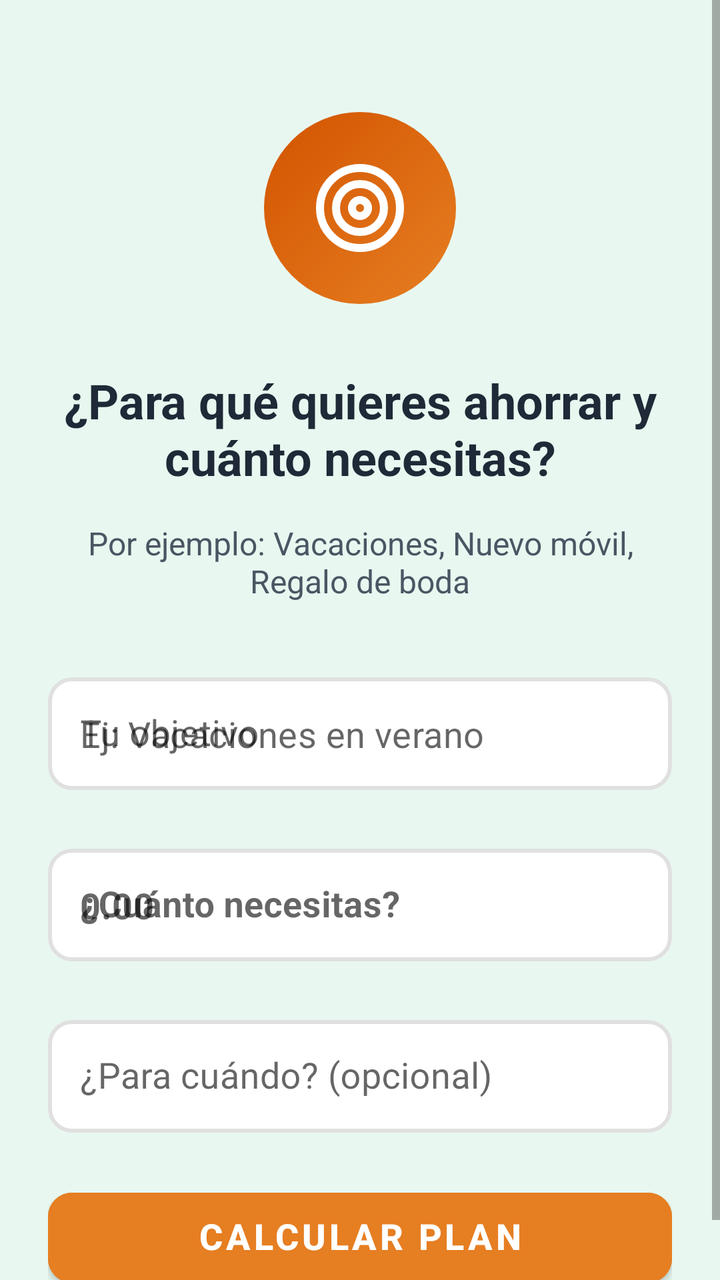
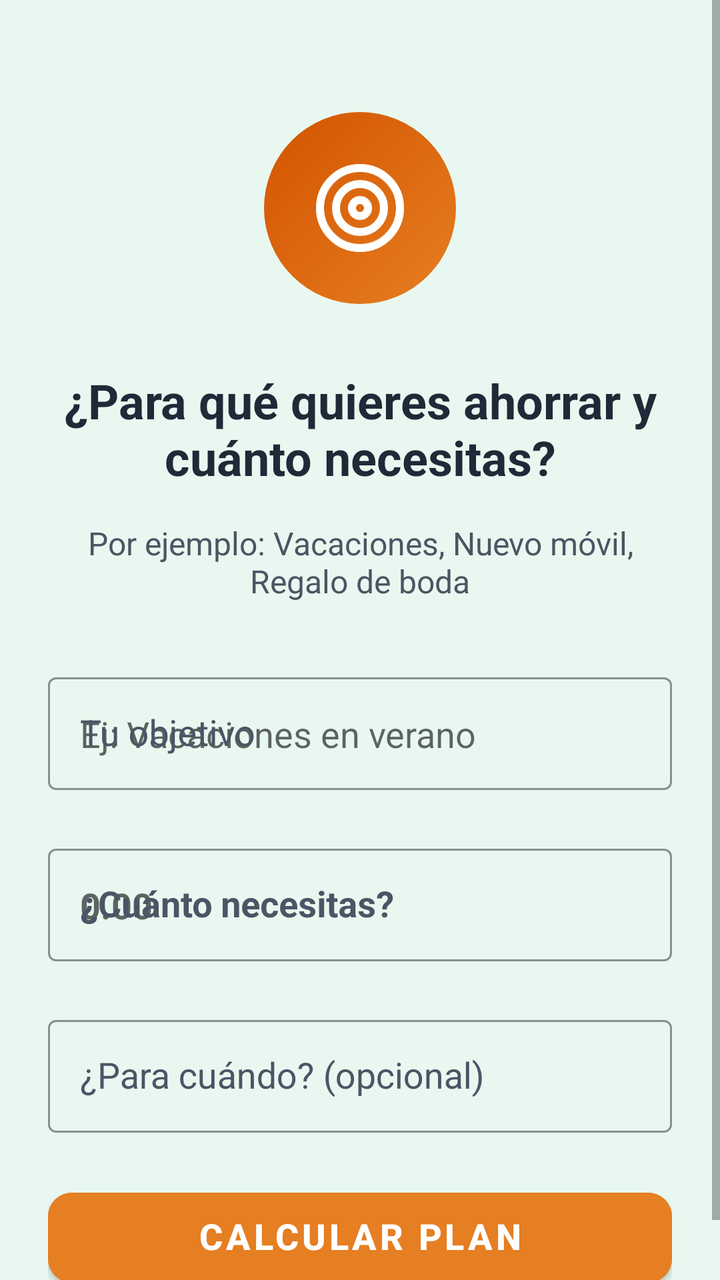

The first picture is an Android layout as it rendered before a commit; the second is the same layout after the commit. The layout source and the unified diff follow.
<!-- AndroidManifest.xml: application theme Theme.Equilibra -->
<!-- res/layout/onboarding_step_saving_goal.xml -->
<?xml version="1.0" encoding="utf-8"?>
<layout xmlns:android="http://schemas.android.com/apk/res/android"
    xmlns:app="http://schemas.android.com/apk/res-auto">

    <data>
        <variable
            name="viewModel"
            type="asunfdiez.com.equilibra.viewmodels.OnboardingViewModel" />
    </data>

    <ScrollView
        android:layout_width="match_parent"
        android:layout_height="match_parent"
        android:fillViewport="true">

        <LinearLayout
            android:layout_width="match_parent"
            android:layout_height="wrap_content"
            android:orientation="vertical"
            android:padding="24dp">

            
            <FrameLayout
                android:layout_width="wrap_content"
                android:layout_height="wrap_content"
                android:layout_gravity="center"
                android:layout_marginTop="32dp"
                android:layout_marginBottom="32dp">

                <View
                    android:layout_width="96dp"
                    android:layout_height="96dp"
                    android:layout_gravity="center"
                    android:background="@drawable/circle_gradient_accent" />

                <ImageView
                    android:layout_width="48dp"
                    android:layout_height="48dp"
                    android:layout_gravity="center"
                    android:src="@drawable/ic_onb_target"
                    android:tint="@android:color/white" />
            </FrameLayout>

            
            <TextView
                android:layout_width="match_parent"
                android:layout_height="wrap_content"
                android:layout_marginBottom="16dp"
                android:gravity="center"
                android:text="@string/saving_goal_title"
                android:textColor="@color/gray_800"
                android:textSize="24sp"
                android:textStyle="bold" />

            
            <TextView
                android:layout_width="match_parent"
                android:layout_height="wrap_content"
                android:layout_marginBottom="32dp"
                android:gravity="center"
                android:text="@string/saving_goal_subtitle"
                android:textColor="@color/gray_600"
                android:textSize="16sp" />

            
            <com.google.android.material.textfield.TextInputLayout
                android:id="@+id/goalInputLayout"
                android:layout_width="match_parent"
                android:layout_height="wrap_content"
                android:layout_marginBottom="24dp"
                android:hint="@string/hint_goal"
                app:boxBackgroundColor="@android:color/white"
                app:boxBackgroundMode="outline"
                app:boxCornerRadiusBottomEnd="12dp"
                app:boxCornerRadiusBottomStart="12dp"
                app:boxCornerRadiusTopEnd="12dp"
                app:boxCornerRadiusTopStart="12dp"
                app:boxStrokeColor="@color/input_stroke_color"
                app:boxStrokeWidth="2dp"
                app:hintTextColor="@color/gray_700">

                <com.google.android.material.textfield.TextInputEditText
                    android:id="@+id/goalInput"
                    android:layout_width="match_parent"
                    android:layout_height="wrap_content"
                    android:hint="@string/hint_input_goal"
                    android:inputType="text"
                    android:text="@{viewModel.savingGoal.name}"
                    android:padding="16dp"
                    android:textSize="18sp" />
            </com.google.android.material.textfield.TextInputLayout>

            
            <com.google.android.material.textfield.TextInputLayout
                android:id="@+id/amountInputLayout"
                android:layout_width="match_parent"
                android:layout_height="wrap_content"
                android:layout_marginBottom="24dp"
                android:hint="@string/hint_amount"
                app:boxBackgroundColor="@android:color/white"
                app:boxBackgroundMode="outline"
                app:boxCornerRadiusBottomEnd="12dp"
                app:boxCornerRadiusBottomStart="12dp"
                app:boxCornerRadiusTopEnd="12dp"
                app:boxCornerRadiusTopStart="12dp"
                app:boxStrokeColor="@color/input_stroke_color"
                app:boxStrokeWidth="2dp"
                app:hintTextColor="@color/gray_700"
                app:suffixText="€"
                app:suffixTextColor="@color/gray_400">

                <com.google.android.material.textfield.TextInputEditText
                    android:id="@+id/amountInput"
                    android:layout_width="match_parent"
                    android:layout_height="wrap_content"
                    android:hint="0.00"
                    android:inputType="numberDecimal"
                    android:text='@{String.valueOf(viewModel.savingGoal.targetAmount)}'
                    android:padding="16dp"
                    android:textSize="18sp"
                    android:textStyle="bold" />
            </com.google.android.material.textfield.TextInputLayout>

            
            <com.google.android.material.textfield.TextInputLayout
                android:id="@+id/dateInputLayout"
                android:layout_width="match_parent"
                android:layout_height="wrap_content"
                android:layout_marginBottom="24dp"
                android:hint="@string/hint_date"
                app:boxBackgroundColor="@android:color/white"
                app:boxBackgroundMode="outline"
                app:boxCornerRadiusBottomEnd="12dp"
                app:boxCornerRadiusBottomStart="12dp"
                app:boxCornerRadiusTopEnd="12dp"
                app:boxCornerRadiusTopStart="12dp"
                app:boxStrokeColor="@color/input_stroke_color"
                app:boxStrokeWidth="2dp"
                app:hintTextColor="@color/gray_700">

                <com.google.android.material.textfield.TextInputEditText
                    android:id="@+id/dateInput"
                    android:layout_width="match_parent"
                    android:layout_height="wrap_content"
                    android:clickable="true"
                    android:focusable="false"
                    android:inputType="none"
                    android:text="@{viewModel.savingGoal.deadline}"
                    android:padding="16dp"
                    android:textSize="18sp" />
            </com.google.android.material.textfield.TextInputLayout>

            
            <com.google.android.material.button.MaterialButton
                style="@style/Equilibra.Button.Accent"
                android:id="@+id/submitButton"
                android:layout_width="match_parent"
                android:layout_height="wrap_content"
                android:text="@string/calculate_plan" />

        </LinearLayout>
    </ScrollView>
</layout>
<!-- resources referenced by this layout -->
<resources>
  <color name="gray_400">#9CA3AF</color>
  <color name="gray_600">#4B5563</color>
  <color name="gray_700">#374151</color>
  <color name="gray_800">#1F2937</color>
  <!-- drawable circle_gradient_accent (drawable) -->
  <?xml version="1.0" encoding="utf-8"?>
  <shape xmlns:android="http://schemas.android.com/apk/res/android"
      android:shape="oval">
      <gradient
          android:type="linear"
          android:angle="135"
          android:startColor="@color/accent"
          android:endColor="#D35400" />
      <size
          android:width="128dp"
          android:height="128dp" />
  </shape>
  <string name="calculate_plan">Calcular plan</string>
  <string name="hint_amount">¿Cuánto necesitas?</string>
  <string name="hint_date">¿Para cuándo? (opcional)</string>
  <string name="hint_goal">Tu objetivo</string>
  <string name="hint_input_goal">Ej: Vacaciones en verano</string>
  <string name="saving_goal_subtitle">Por ejemplo: "Vacaciones", "Nuevo móvil", "Regalo de boda"</string>
  <string name="saving_goal_title">¿Para qué quieres ahorrar y cuánto necesitas?</string>
  <style name="Equilibra.Button.Accent" parent="Widget.MaterialComponents.Button">
          <item name="android:backgroundTint">@color/accent</item>
          <item name="cornerRadius">12dp</item>
          <item name="android:textColor">@android:color/white</item>
          <item name="android:textSize">18sp</item>
          <item name="android:textStyle">bold</item>
          <item name="android:minHeight">56dp</item>
          <item name="android:paddingLeft">16dp</item>
          <item name="android:paddingRight">16dp</item>
          <item name="android:paddingTop">12dp</item>
          <item name="android:paddingBottom">12dp</item>
          <item name="android:includeFontPadding">false</item>
      </style>
  <style name="Theme.Equilibra" parent="Theme.MaterialComponents.DayNight.NoActionBar">
          <item name="colorPrimary">@color/primary_main</item>
          <item name="colorPrimaryVariant">@color/primary_light</item>
          <item name="colorOnPrimary">@color/white</item>
  
          <item name="colorSecondary">@color/secondary_main</item>
          <item name="colorSecondaryVariant">@color/secondary_light</item>
          <item name="colorOnSecondary">@color/white</item>
  
          <item name="android:statusBarColor">@color/primary_light</item>
          <item name="android:windowBackground">@color/primary_lightest</item>
  
          <item name="colorAccent">@color/accent_main</item>
      </style>
  <color name="accent">#E67E22</color>
  <color name="primary_main">#2ECC71</color>
  <color name="primary_light">#27AE60</color>
  <color name="white">#FFFFFF</color>
  <color name="secondary_main">#3498DB</color>
  <color name="secondary_light">#5DADE2</color>
  <color name="primary_lightest">#E8F8F0</color>
  <color name="accent_main">#E67E22</color>
  <!-- unchanged entries left out for length: 1 -->
</resources>

<!-- the commit's change to res/layout/onboarding_step_saving_goal.xml (unified diff, before → after) -->
@@ -69,15 +69,7 @@
                 android:layout_height="wrap_content"
                 android:layout_marginBottom="24dp"
                 android:hint="@string/hint_goal"
-                app:boxBackgroundColor="@android:color/white"
-                app:boxBackgroundMode="outline"
-                app:boxCornerRadiusBottomEnd="12dp"
-                app:boxCornerRadiusBottomStart="12dp"
-                app:boxCornerRadiusTopEnd="12dp"
-                app:boxCornerRadiusTopStart="12dp"
-                app:boxStrokeColor="@color/input_stroke_color"
-                app:boxStrokeWidth="2dp"
-                app:hintTextColor="@color/gray_700">
+                style="@style/InputField">
 
                 <com.google.android.material.textfield.TextInputEditText
                     android:id="@+id/goalInput"
@@ -87,7 +79,8 @@
                     android:inputType="text"
                     android:text="@{viewModel.savingGoal.name}"
                     android:padding="16dp"
-                    android:textSize="18sp" />
+                    android:textSize="18sp"
+                    style="@style/InputField.EditText"/>
             </com.google.android.material.textfield.TextInputLayout>
 
             
@@ -97,17 +90,7 @@
                 android:layout_height="wrap_content"
                 android:layout_marginBottom="24dp"
                 android:hint="@string/hint_amount"
-                app:boxBackgroundColor="@android:color/white"
-                app:boxBackgroundMode="outline"
-                app:boxCornerRadiusBottomEnd="12dp"
-                app:boxCornerRadiusBottomStart="12dp"
-                app:boxCornerRadiusTopEnd="12dp"
-                app:boxCornerRadiusTopStart="12dp"
-                app:boxStrokeColor="@color/input_stroke_color"
-                app:boxStrokeWidth="2dp"
-                app:hintTextColor="@color/gray_700"
-                app:suffixText="€"
-                app:suffixTextColor="@color/gray_400">
+                style="@style/InputField">
 
                 <com.google.android.material.textfield.TextInputEditText
                     android:id="@+id/amountInput"
@@ -118,7 +101,8 @@
                     android:text='@{String.valueOf(viewModel.savingGoal.targetAmount)}'
                     android:padding="16dp"
                     android:textSize="18sp"
-                    android:textStyle="bold" />
+                    android:textStyle="bold"
+                    style="@style/InputField.EditText"/>
             </com.google.android.material.textfield.TextInputLayout>
 
             
@@ -128,15 +112,7 @@
                 android:layout_height="wrap_content"
                 android:layout_marginBottom="24dp"
                 android:hint="@string/hint_date"
-                app:boxBackgroundColor="@android:color/white"
-                app:boxBackgroundMode="outline"
-                app:boxCornerRadiusBottomEnd="12dp"
-                app:boxCornerRadiusBottomStart="12dp"
-                app:boxCornerRadiusTopEnd="12dp"
-                app:boxCornerRadiusTopStart="12dp"
-                app:boxStrokeColor="@color/input_stroke_color"
-                app:boxStrokeWidth="2dp"
-                app:hintTextColor="@color/gray_700">
+                style="@style/InputField">
 
                 <com.google.android.material.textfield.TextInputEditText
                     android:id="@+id/dateInput"
@@ -147,7 +123,8 @@
                     android:inputType="none"
                     android:text="@{viewModel.savingGoal.deadline}"
                     android:padding="16dp"
-                    android:textSize="18sp" />
+                    android:textSize="18sp"
+                    style="@style/InputField.EditText"/>
             </com.google.android.material.textfield.TextInputLayout>
 
             
<!-- resource entries referenced after the edit -->
@@ -1,8 +1,6 @@
 <!-- resources referenced by this layout -->
 <resources>
-  <color name="gray_400">#9CA3AF</color>
   <color name="gray_600">#4B5563</color>
-  <color name="gray_700">#374151</color>
   <color name="gray_800">#1F2937</color>
   <!-- drawable circle_gradient_accent (drawable) -->
   <?xml version="1.0" encoding="utf-8"?>
@@ -37,6 +35,20 @@
           <item name="android:paddingBottom">12dp</item>
           <item name="android:includeFontPadding">false</item>
       </style>
+  <style name="InputField" parent="Widget.MaterialComponents.TextInputLayout.OutlinedBox">
+          <item name="android:layout_width">match_parent</item>
+          <item name="android:layout_height">wrap_content</item>
+          <item name="boxStrokeColor">@color/primary</item>
+          <item name="hintTextColor">@color/text_secondary</item>
+          <item name="android:textColorHint">@color/text_secondary</item>
+      </style>
+  <style name="InputField.EditText" parent="Widget.AppCompat.EditText">
+          <item name="android:layout_width">match_parent</item>
+          <item name="android:layout_height">wrap_content</item>
+          <item name="android:textSize">16sp</item>
+          <item name="android:textColor">@color/text_primary</item>
+          <item name="android:padding">12dp</item>
+      </style>
   <style name="Theme.Equilibra" parent="Theme.MaterialComponents.DayNight.NoActionBar">
           <item name="colorPrimary">@color/primary_main</item>
           <item name="colorPrimaryVariant">@color/primary_light</item>
@@ -52,6 +64,9 @@
           <item name="colorAccent">@color/accent_main</item>
       </style>
   <color name="accent">#E67E22</color>
+  <color name="primary">#2ECC71</color>
+  <color name="text_secondary">#4A5565</color>
+  <color name="text_primary">#1E2939</color>
   <color name="primary_main">#2ECC71</color>
   <color name="primary_light">#27AE60</color>
   <color name="white">#FFFFFF</color>
